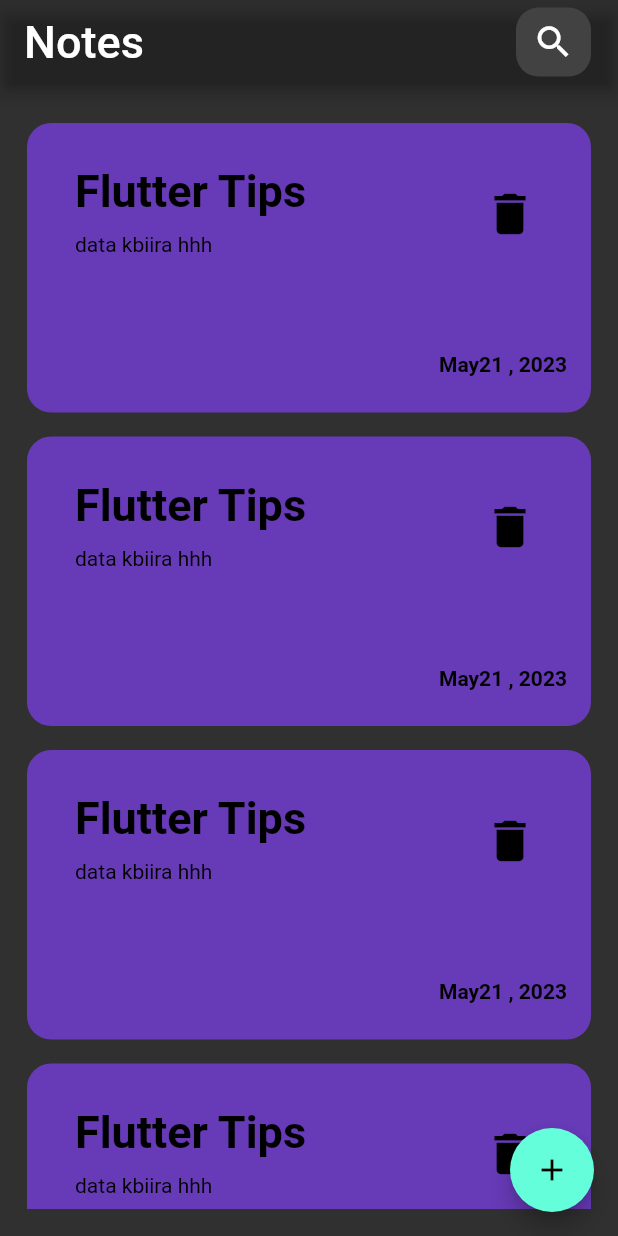
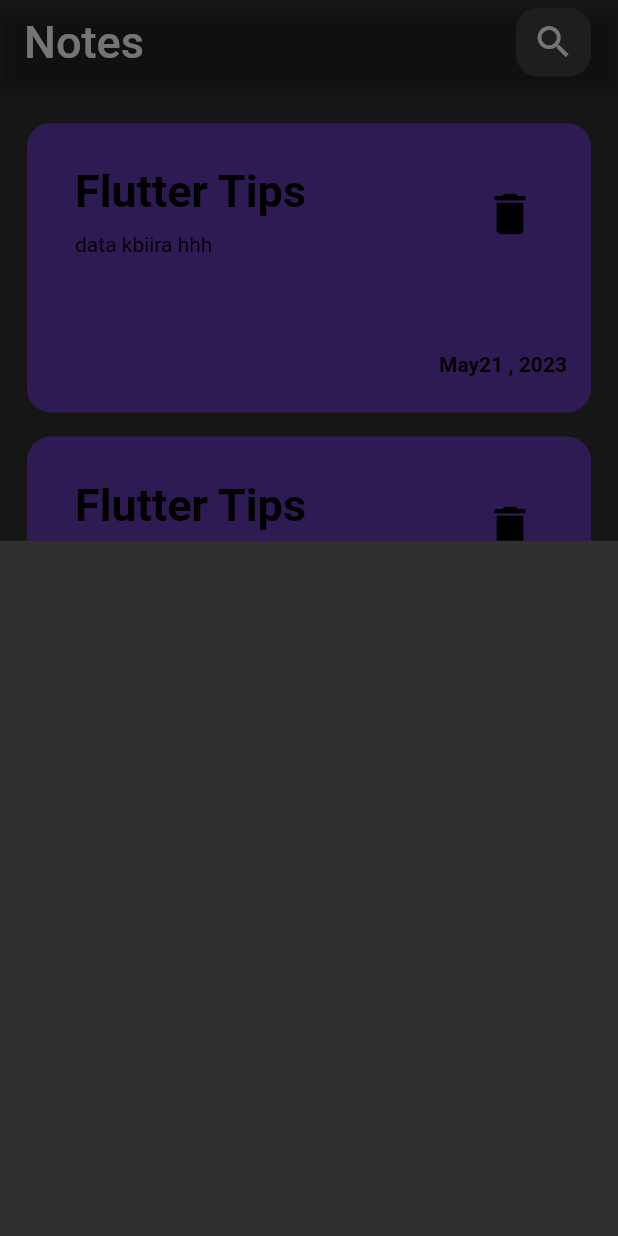
Before and after one commit to Benziane-Anis/My-Notes, a Flutter app: the screen it shows after launch, after a tap on the "add" icon, on a phone screen of 412 x 824 dp. Run offline on Flutter 3.47's test engine with Material 2 defaults, Android fonts, the phone set to English and light mode, and no system bars.

Commit message:
add custom buttom sheet

```diff
--- /dev/null
+++ b/lib/items/custom_addnote.dart
@@ -0,0 +1,10 @@
+import 'package:flutter/material.dart';
+
+class AddNoteButtomSheet extends StatelessWidget {
+  const AddNoteButtomSheet({super.key});
+
+  @override
+  Widget build(BuildContext context) {
+    return Container();
+  }
+}
--- a/lib/screens/home.dart
+++ b/lib/screens/home.dart
@@ -1,5 +1,6 @@
 import 'package:flutter/material.dart';
 import 'package:my_notes/items/custem-ListView-note.dart';
+import 'package:my_notes/items/custom_addnote.dart';
 
 
 class Home extends StatelessWidget {
@@ -37,7 +38,11 @@ class Home extends StatelessWidget {
           child: ListViewNotes()
         ),
       ),
-      floatingActionButton:  FloatingActionButton(onPressed: () {  },child: const Icon(Icons.add)),
+      floatingActionButton:  FloatingActionButton(onPressed: () {
+        showModalBottomSheet(context: context, builder: (context) {
+          return AddNoteButtomSheet();
+        },);
+      },child: const Icon(Icons.add)),
     );
   }
 }
```
